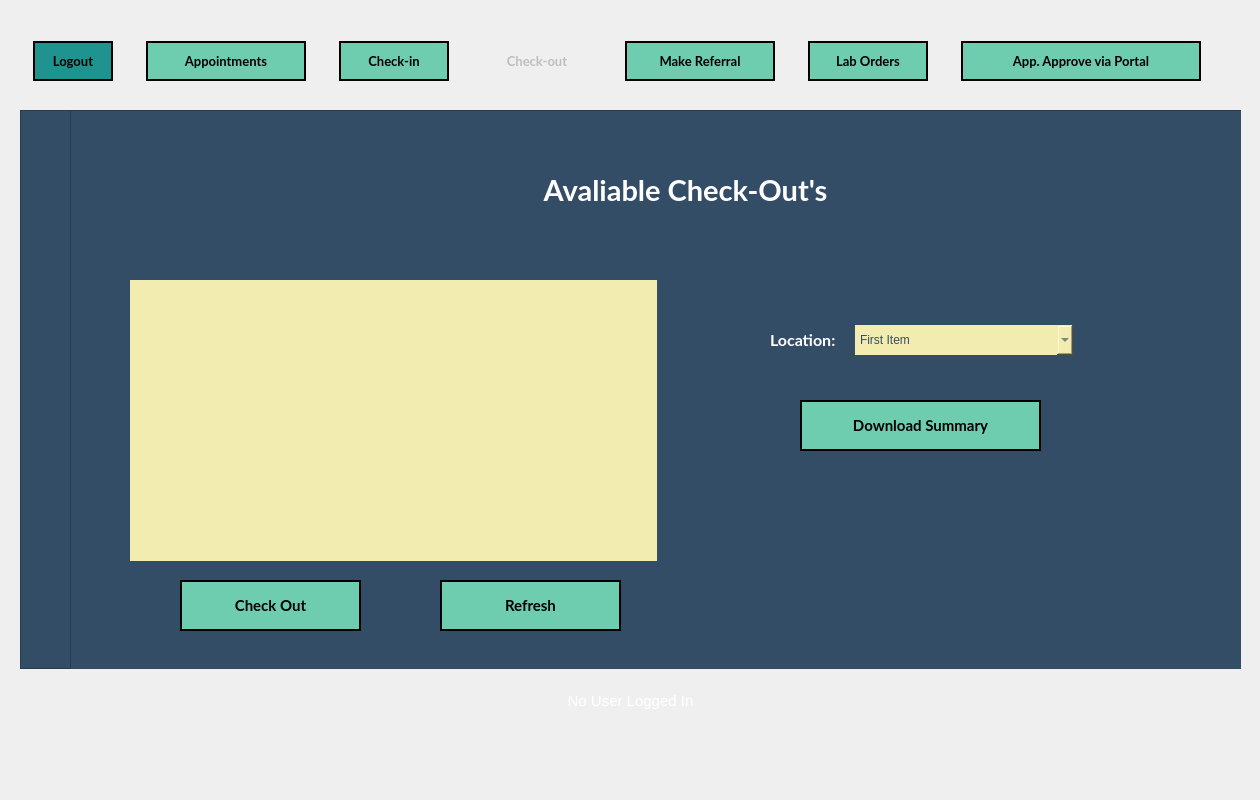
This is frontend/ui/checkout.ui in mxrked/Medical-Office-Administration as Qt 5 draws it before an edit. The edited form follows.
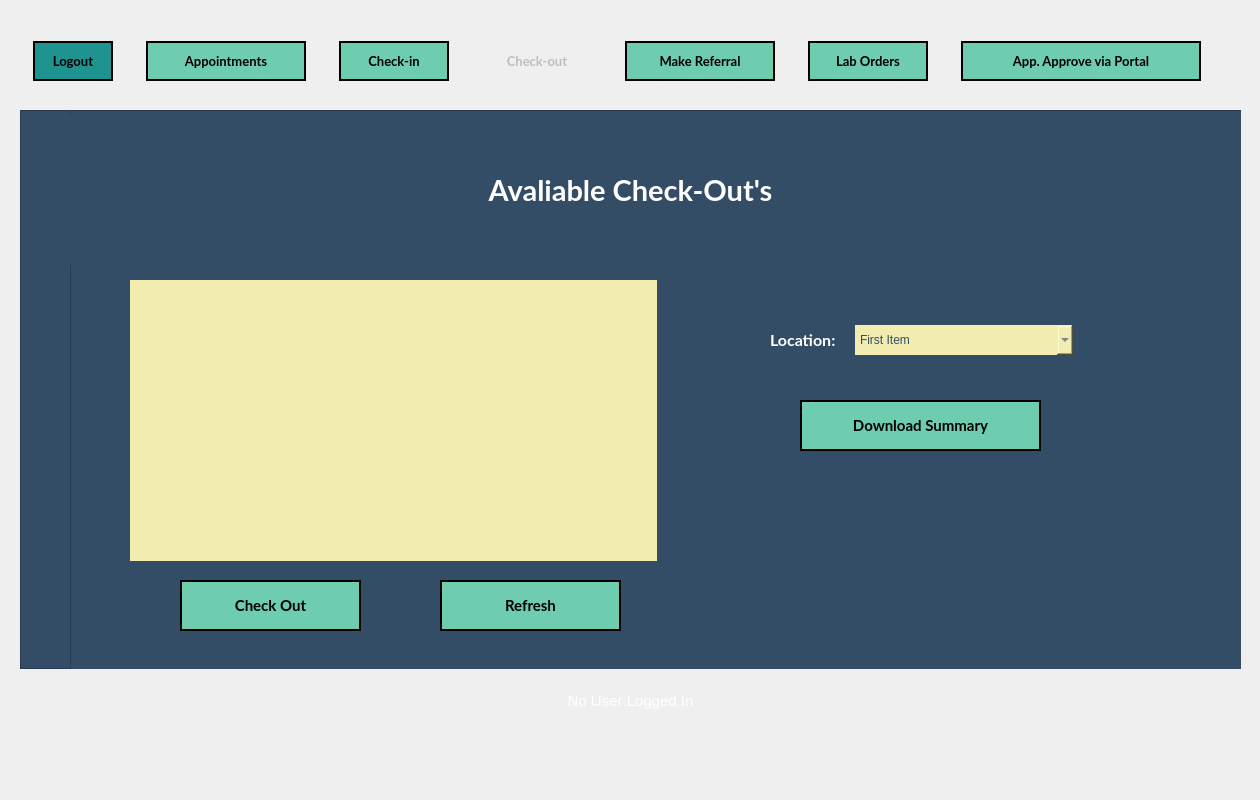
This is the edited form. Icons and pictures are not drawn.

Commit message: Added titles to window and made fixes to ui

The edit to the form file:
```diff
--- a/frontend/ui/checkout.ui
+++ b/frontend/ui/checkout.ui
@@ -453,9 +453,9 @@
      <widget class="QWidget" name="verticalLayoutWidget">
       <property name="geometry">
        <rect>
-        <x>350</x>
+        <x>0</x>
         <y>0</y>
-        <width>531</width>
+        <width>1121</width>
         <height>161</height>
        </rect>
       </property>
```
The commit also changes 5 other files.
